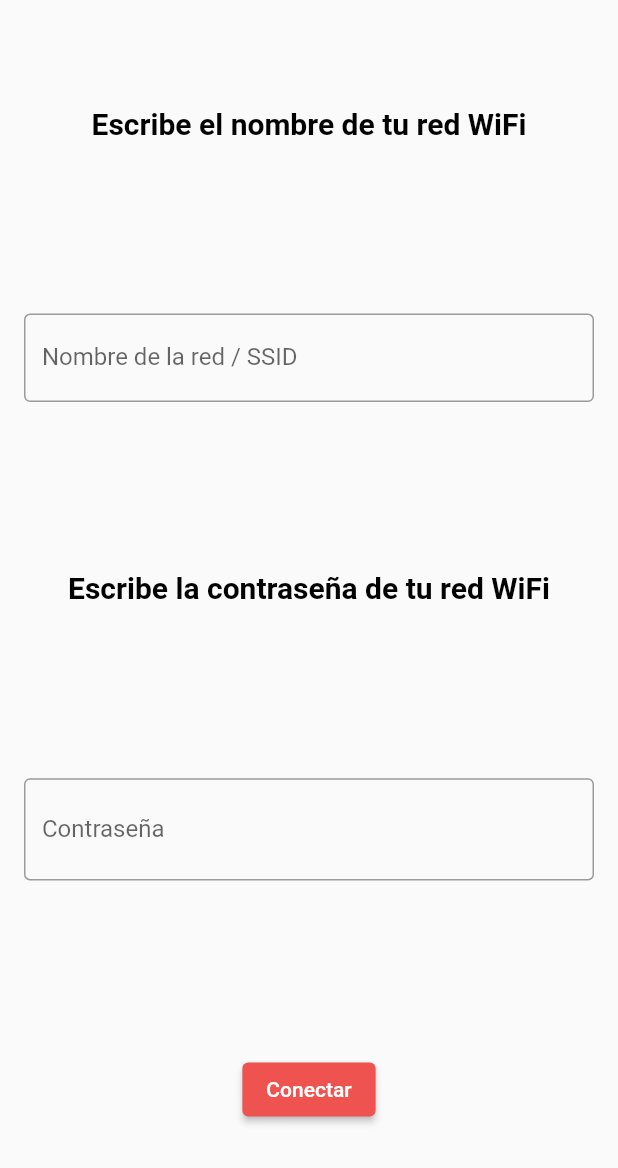
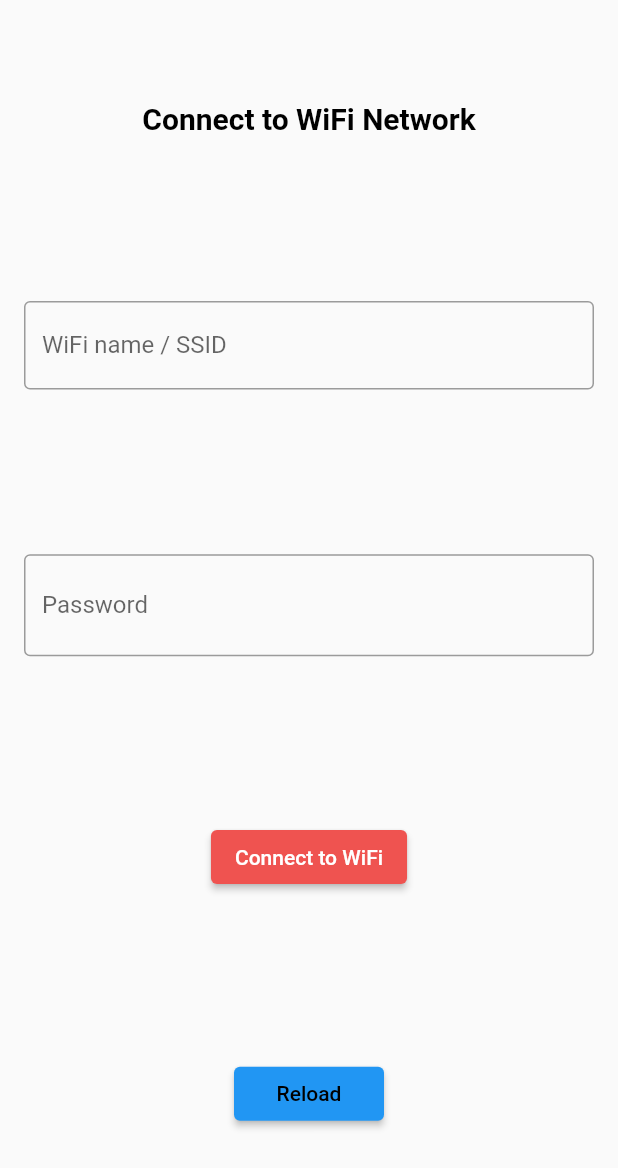
Before and after one commit to ramonrios0/btserialexample, a Flutter app: the DeviceConfig widget shown alone on an empty page, opened directly with empty values, on a phone screen of 412 x 824 dp. Shown: the top 1168 px of the screen. Run offline on Flutter 3.47's test engine with Material 2 defaults, Android fonts, the light colour scheme and no system bars; our stand-ins replace flutter_bluetooth_serial.

Commit message:
Strings updated, Added Reconnect(Reload) button

```diff
--- a/lib/view/device_config.dart
+++ b/lib/view/device_config.dart
@@ -16,9 +16,9 @@ class DeviceConfig extends StatefulWidget {
 
 class _DeviceConfigState extends State<DeviceConfig> {
   late BluetoothConnection conn;
-  String _waitStatus = "Cargando papu...";
+  String _waitStatus = "Loading...";
   Color _waitColor = Colors.black;
-  String _txtButtonReload = "Checkeame esta";
+  String _txtButtonReload = "Reload";
   _DeviceConfigState();
   bool get isConnected => (conn.isConnected);
 
@@ -30,40 +30,40 @@ class _DeviceConfigState extends State<DeviceConfig> {
   Future<void> _connect() async {
     try {
       conn = await BluetoothConnection.toAddress(widget.deviceAdress);
-      const SnackBar(content: Text('Conectao\''));
+      const SnackBar(content: Text('Connected'));
       setState(() {
-        _waitStatus = "Conectao.";
+        _waitStatus = "Connected";
         _waitColor = Colors.green;
-        _txtButtonReload = "Checkeame esta";
+        _txtButtonReload = "Reload";
       });
     } catch (exception) {
       try {
         if (isConnected) {
-          const SnackBar(content: Text('Ya estai\' Conectao\''));
+          const SnackBar(content: Text('Already Connected'));
           setState(() {
-            _waitStatus = "Conectao.";
+            _waitStatus = "Connected";
             _waitColor = Colors.green;
-            _txtButtonReload = "Checkeame esta";
+            _txtButtonReload = "Reload";
           });
         } else {
-          const SnackBar(content: Text('No se pudo conectar papu :('));
+          const SnackBar(content: Text('Can\'t connect'));
           setState(() {
-            _waitStatus = "Sin conexión";
+            _waitStatus = "No connection";
             _waitColor = Colors.green;
-            _txtButtonReload = "Relodearme esta";
+            _txtButtonReload = "Retry";
           });
         }
       } catch (e) {
-        print('Iniciando...');
+        print('Initializing');
       }
     }
   }
 
   void waitLoading() {
     setState(() {
-      _waitStatus = "Cargando papu...";
+      _waitStatus = "Loading...";
       _waitColor = Colors.black;
-      _txtButtonReload = "Checkeame esta";
+      _txtButtonReload = "Reload";
     });
   }
 
@@ -94,7 +94,7 @@ class _DeviceConfigState extends State<DeviceConfig> {
         child: Column(
           mainAxisAlignment: MainAxisAlignment.spaceAround,
           children: [
-            const Text('Escribe el nombre de tu red WiFi',
+            const Text('Connect to WiFi Network',
                 style: TextStyle(
                     color: Colors.black,
                     fontSize: 20,
@@ -103,31 +103,25 @@ class _DeviceConfigState extends State<DeviceConfig> {
             TextFormField(
               validator: (value) {
                 if (value == null || value.isEmpty) {
-                  return 'Por favor, rellene el campo';
+                  return 'Please, fill the field';
                 }
                 return null;
               },
               decoration: const InputDecoration(
-                  labelText: 'Nombre de la red / SSID',
+                  labelText: 'WiFi name / SSID',
                   border: OutlineInputBorder()),
               controller: ssidController,
             ),
-            const Text('Escribe la contraseña de tu red WiFi',
-                style: TextStyle(
-                    color: Colors.black,
-                    fontSize: 20,
-                    height: 1,
-                    fontWeight: FontWeight.w600)),
             TextFormField(
               validator: (value) {
                 if (value == null || value.isEmpty) {
-                  return 'Por favor, rellene el campo';
+                  return 'Please, fill the field';
                 }
                 return null;
               },
               obscureText: _hide,
               decoration: InputDecoration(
-                  labelText: 'Contraseña',
+                  labelText: 'Password',
                   border: const OutlineInputBorder(),
                   suffix: InkWell(
                     onTap: _toogleHide,
@@ -143,7 +137,17 @@ class _DeviceConfigState extends State<DeviceConfig> {
                     _sendData(ssidController.text, passwordController.text);
                   }
                 },
-                child: Text('Conectar'))
+                child: const Text('Connect to WiFi')),
+                SizedBox(
+                      width: 100.0,
+                      child: ElevatedButton(
+                        onPressed: _reloadOrCheck,
+                        child: Text(
+                          _txtButtonReload,
+                          style: const TextStyle(color: Colors.black),
+                        ),
+                      ),
+                    ),
           ],
         ),
       ),
```
Also changed, not shown: pubspec.lock.
